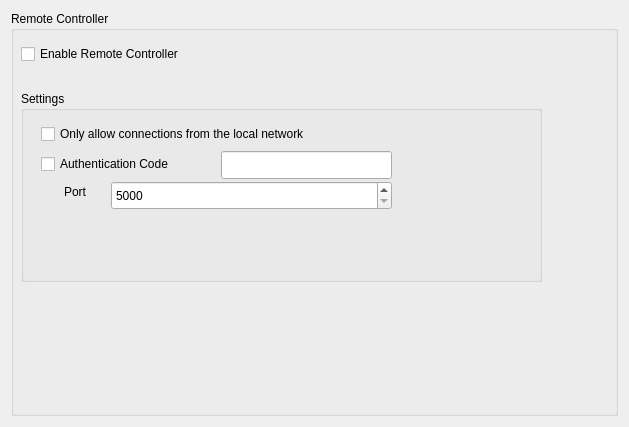
This is src/settings/remotecontrollersettingspage.ui in jacktolmie/strawberry_remote as Qt 5 draws it before an edit. The edited form follows.
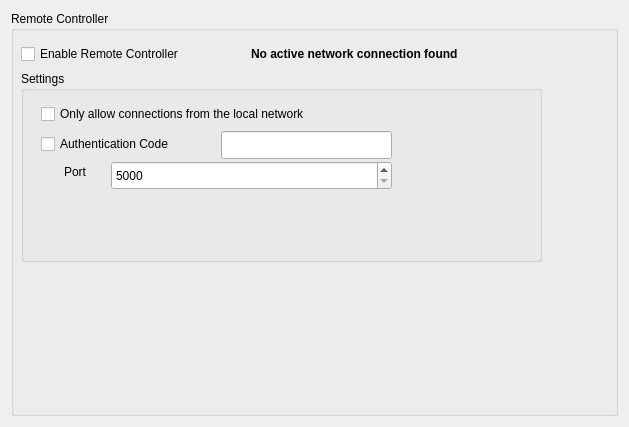
This is the edited form.

Commit message: Feat: Added check for network connection, and a red label if no active connections found in the remote controller settings page.

Patch:
```diff
--- a/src/settings/remotecontrollersettingspage.ui
+++ b/src/settings/remotecontrollersettingspage.ui
@@ -48,7 +48,7 @@
       <property name="geometry">
        <rect>
         <x>10</x>
-        <y>80</y>
+        <y>60</y>
         <width>521</width>
         <height>191</height>
        </rect>
@@ -122,6 +122,493 @@
        </property>
       </widget>
      </widget>
+     <widget class="QLabel" name="networkNotActive">
+      <property name="geometry">
+       <rect>
+        <x>240</x>
+        <y>30</y>
+        <width>291</width>
+        <height>26</height>
+       </rect>
+      </property>
+      <property name="palette">
+       <palette>
+        <active>
+         <colorrole role="WindowText">
+          <brush brushstyle="SolidPattern">
+           <color alpha="255">
+            <red>0</red>
+            <green>0</green>
+            <blue>0</blue>
+           </color>
+          </brush>
+         </colorrole>
+         <colorrole role="Button">
+          <brush brushstyle="SolidPattern">
+           <color alpha="255">
+            <red>252</red>
+            <green>6</green>
+            <blue>18</blue>
+           </color>
+          </brush>
+         </colorrole>
+         <colorrole role="Light">
+          <brush brushstyle="SolidPattern">
+           <color alpha="255">
+            <red>255</red>
+            <green>129</green>
+            <blue>135</blue>
+           </color>
+          </brush>
+         </colorrole>
+         <colorrole role="Midlight">
+          <brush brushstyle="SolidPattern">
+           <color alpha="255">
+            <red>253</red>
+            <green>67</green>
+            <blue>76</blue>
+           </color>
+          </brush>
+         </colorrole>
+         <colorrole role="Dark">
+          <brush brushstyle="SolidPattern">
+           <color alpha="255">
+            <red>126</red>
+            <green>3</green>
+            <blue>9</blue>
+           </color>
+          </brush>
+         </colorrole>
+         <colorrole role="Mid">
+          <brush brushstyle="SolidPattern">
+           <color alpha="255">
+            <red>168</red>
+            <green>4</green>
+            <blue>12</blue>
+           </color>
+          </brush>
+         </colorrole>
+         <colorrole role="Text">
+          <brush brushstyle="SolidPattern">
+           <color alpha="255">
+            <red>0</red>
+            <green>0</green>
+            <blue>0</blue>
+           </color>
+          </brush>
+         </colorrole>
+         <colorrole role="BrightText">
+          <brush brushstyle="SolidPattern">
+           <color alpha="255">
+            <red>255</red>
+            <green>255</green>
+            <blue>255</blue>
+           </color>
+          </brush>
+         </colorrole>
+         <colorrole role="ButtonText">
+          <brush brushstyle="SolidPattern">
+           <color alpha="255">
+            <red>0</red>
+            <green>0</green>
+            <blue>0</blue>
+           </color>
+          </brush>
+         </colorrole>
+         <colorrole role="Base">
+          <brush brushstyle="SolidPattern">
+           <color alpha="255">
+            <red>255</red>
+            <green>255</green>
+            <blue>255</blue>
+           </color>
+          </brush>
+         </colorrole>
+         <colorrole role="Window">
+          <brush brushstyle="SolidPattern">
+           <color alpha="255">
+            <red>252</red>
+            <green>6</green>
+            <blue>18</blue>
+           </color>
+          </brush>
+         </colorrole>
+         <colorrole role="Shadow">
+          <brush brushstyle="SolidPattern">
+           <color alpha="255">
+            <red>0</red>
+            <green>0</green>
+            <blue>0</blue>
+           </color>
+          </brush>
+         </colorrole>
+         <colorrole role="AlternateBase">
+          <brush brushstyle="SolidPattern">
+           <color alpha="255">
+            <red>253</red>
+            <green>130</green>
+            <blue>136</blue>
+           </color>
+          </brush>
+         </colorrole>
+         <colorrole role="ToolTipBase">
+          <brush brushstyle="SolidPattern">
+           <color alpha="255">
+            <red>255</red>
+            <green>255</green>
+            <blue>220</blue>
+           </color>
+          </brush>
+         </colorrole>
+         <colorrole role="ToolTipText">
+          <brush brushstyle="SolidPattern">
+           <color alpha="255">
+            <red>0</red>
+            <green>0</green>
+            <blue>0</blue>
+           </color>
+          </brush>
+         </colorrole>
+         <colorrole role="PlaceholderText">
+          <brush brushstyle="SolidPattern">
+           <color alpha="127">
+            <red>0</red>
+            <green>0</green>
+            <blue>0</blue>
+           </color>
+          </brush>
+         </colorrole>
+         <colorrole role="Accent">
+          <brush brushstyle="SolidPattern">
+           <color alpha="255">
+            <red>255</red>
+            <green>255</green>
+            <blue>255</blue>
+           </color>
+          </brush>
+         </colorrole>
+        </active>
+        <inactive>
+         <colorrole role="WindowText">
+          <brush brushstyle="SolidPattern">
+           <color alpha="255">
+            <red>0</red>
+            <green>0</green>
+            <blue>0</blue>
+           </color>
+          </brush>
+         </colorrole>
+         <colorrole role="Button">
+          <brush brushstyle="SolidPattern">
+           <color alpha="255">
+            <red>252</red>
+            <green>6</green>
+            <blue>18</blue>
+           </color>
+          </brush>
+         </colorrole>
+         <colorrole role="Light">
+          <brush brushstyle="SolidPattern">
+           <color alpha="255">
+            <red>255</red>
+            <green>129</green>
+            <blue>135</blue>
+           </color>
+          </brush>
+         </colorrole>
+         <colorrole role="Midlight">
+          <brush brushstyle="SolidPattern">
+           <color alpha="255">
+            <red>253</red>
+            <green>67</green>
+            <blue>76</blue>
+           </color>
+          </brush>
+         </colorrole>
+         <colorrole role="Dark">
+          <brush brushstyle="SolidPattern">
+           <color alpha="255">
+            <red>126</red>
+            <green>3</green>
+            <blue>9</blue>
+           </color>
+          </brush>
+         </colorrole>
+         <colorrole role="Mid">
+          <brush brushstyle="SolidPattern">
+           <color alpha="255">
+            <red>168</red>
+            <green>4</green>
+            <blue>12</blue>
+           </color>
+          </brush>
+         </colorrole>
+         <colorrole role="Text">
+          <brush brushstyle="SolidPattern">
+           <color alpha="255">
+            <red>0</red>
+            <green>0</green>
+            <blue>0</blue>
+           </color>
+          </brush>
+         </colorrole>
+         <colorrole role="BrightText">
+          <brush brushstyle="SolidPattern">
+           <color alpha="255">
+            <red>255</red>
+            <green>255</green>
+            <blue>255</blue>
+           </color>
+          </brush>
+         </colorrole>
+         <colorrole role="ButtonText">
+          <brush brushstyle="SolidPattern">
+           <color alpha="255">
+            <red>0</red>
+            <green>0</green>
+            <blue>0</blue>
+           </color>
+          </brush>
+         </colorrole>
+         <colorrole role="Base">
+          <brush brushstyle="SolidPattern">
+           <color alpha="255">
+            <red>255</red>
+            <green>255</green>
+            <blue>255</blue>
+           </color>
+          </brush>
+         </colorrole>
+         <colorrole role="Window">
+          <brush brushstyle="SolidPattern">
+           <color alpha="255">
+            <red>252</red>
+            <green>6</green>
+            <blue>18</blue>
+           </color>
+          </brush>
+         </colorrole>
+         <colorrole role="Shadow">
+          <brush brushstyle="SolidPattern">
+           <color alpha="255">
+            <red>0</red>
+            <green>0</green>
+            <blue>0</blue>
+           </color>
+          </brush>
+         </colorrole>
+         <colorrole role="AlternateBase">
+          <brush brushstyle="SolidPattern">
+           <color alpha="255">
+            <red>253</red>
+            <green>130</green>
+            <blue>136</blue>
+           </color>
+          </brush>
+         </colorrole>
+         <colorrole role="ToolTipBase">
+          <brush brushstyle="SolidPattern">
+           <color alpha="255">
+            <red>255</red>
+            <green>255</green>
+            <blue>220</blue>
+           </color>
+          </brush>
+         </colorrole>
+         <colorrole role="ToolTipText">
+          <brush brushstyle="SolidPattern">
+           <color alpha="255">
+            <red>0</red>
+            <green>0</green>
+            <blue>0</blue>
+           </color>
+          </brush>
+         </colorrole>
+         <colorrole role="PlaceholderText">
+          <brush brushstyle="SolidPattern">
+           <color alpha="127">
+            <red>0</red>
+            <green>0</green>
+            <blue>0</blue>
+           </color>
+          </brush>
+         </colorrole>
+         <colorrole role="Accent">
+          <brush brushstyle="SolidPattern">
+           <color alpha="255">
+            <red>255</red>
+            <green>255</green>
+            <blue>255</blue>
+           </color>
+          </brush>
+         </colorrole>
+        </inactive>
+        <disabled>
+         <colorrole role="WindowText">
+          <brush brushstyle="SolidPattern">
+           <color alpha="255">
+            <red>126</red>
+            <green>3</green>
+            <blue>9</blue>
+           </color>
+          </brush>
+         </colorrole>
+         <colorrole role="Button">
+          <brush brushstyle="SolidPattern">
+           <color alpha="255">
+            <red>252</red>
+            <green>6</green>
+            <blue>18</blue>
+           </color>
+          </brush>
+         </colorrole>
+         <colorrole role="Light">
+          <brush brushstyle="SolidPattern">
+           <color alpha="255">
+            <red>255</red>
+            <green>129</green>
+            <blue>135</blue>
+           </color>
+          </brush>
+         </colorrole>
+         <colorrole role="Midlight">
+          <brush brushstyle="SolidPattern">
+           <color alpha="255">
+            <red>253</red>
+            <green>67</green>
+            <blue>76</blue>
+           </color>
+          </brush>
+         </colorrole>
+         <colorrole role="Dark">
+          <brush brushstyle="SolidPattern">
+           <color alpha="255">
+            <red>126</red>
+            <green>3</green>
+            <blue>9</blue>
+           </color>
+          </brush>
+         </colorrole>
+         <colorrole role="Mid">
+          <brush brushstyle="SolidPattern">
+           <color alpha="255">
+            <red>168</red>
+            <green>4</green>
+            <blue>12</blue>
+           </color>
+          </brush>
+         </colorrole>
+         <colorrole role="Text">
+          <brush brushstyle="SolidPattern">
+           <color alpha="255">
+            <red>126</red>
+            <green>3</green>
+            <blue>9</blue>
+           </color>
+          </brush>
+         </colorrole>
+         <colorrole role="BrightText">
+          <brush brushstyle="SolidPattern">
+           <color alpha="255">
+            <red>255</red>
+            <green>255</green>
+            <blue>255</blue>
+           </color>
+          </brush>
+         </colorrole>
+         <colorrole role="ButtonText">
+          <brush brushstyle="SolidPattern">
+           <color alpha="255">
+            <red>126</red>
+            <green>3</green>
+            <blue>9</blue>
+           </color>
+          </brush>
+         </colorrole>
+         <colorrole role="Base">
+          <brush brushstyle="SolidPattern">
+           <color alpha="255">
+            <red>252</red>
+            <green>6</green>
+            <blue>18</blue>
+           </color>
+          </brush>
+         </colorrole>
+         <colorrole role="Window">
+          <brush brushstyle="SolidPattern">
+           <color alpha="255">
+            <red>252</red>
+            <green>6</green>
+            <blue>18</blue>
+           </color>
+          </brush>
+         </colorrole>
+         <colorrole role="Shadow">
+          <brush brushstyle="SolidPattern">
+           <color alpha="255">
+            <red>0</red>
+            <green>0</green>
+            <blue>0</blue>
+           </color>
+          </brush>
+         </colorrole>
+         <colorrole role="AlternateBase">
+          <brush brushstyle="SolidPattern">
+           <color alpha="255">
+            <red>252</red>
+            <green>6</green>
+            <blue>18</blue>
+           </color>
+          </brush>
+         </colorrole>
+         <colorrole role="ToolTipBase">
+          <brush brushstyle="SolidPattern">
+           <color alpha="255">
+            <red>255</red>
+            <green>255</green>
+            <blue>220</blue>
+           </color>
+          </brush>
+         </colorrole>
+         <colorrole role="ToolTipText">
+          <brush brushstyle="SolidPattern">
+           <color alpha="255">
+            <red>0</red>
+            <green>0</green>
+            <blue>0</blue>
+           </color>
+          </brush>
+         </colorrole>
+         <colorrole role="PlaceholderText">
+          <brush brushstyle="SolidPattern">
+           <color alpha="127">
+            <red>126</red>
+            <green>3</green>
+            <blue>9</blue>
+           </color>
+          </brush>
+         </colorrole>
+         <colorrole role="Accent">
+          <brush brushstyle="SolidPattern">
+           <color alpha="255">
+            <red>255</red>
+            <green>79</green>
+            <blue>87</blue>
+           </color>
+          </brush>
+         </colorrole>
+        </disabled>
+       </palette>
+      </property>
+      <property name="font">
+       <font>
+        <bold>true</bold>
+       </font>
+      </property>
+      <property name="text">
+       <string>No active network connection found</string>
+      </property>
+     </widget>
     </widget>
    </item>
   </layout>
```
The commit also changes 2 other files.
